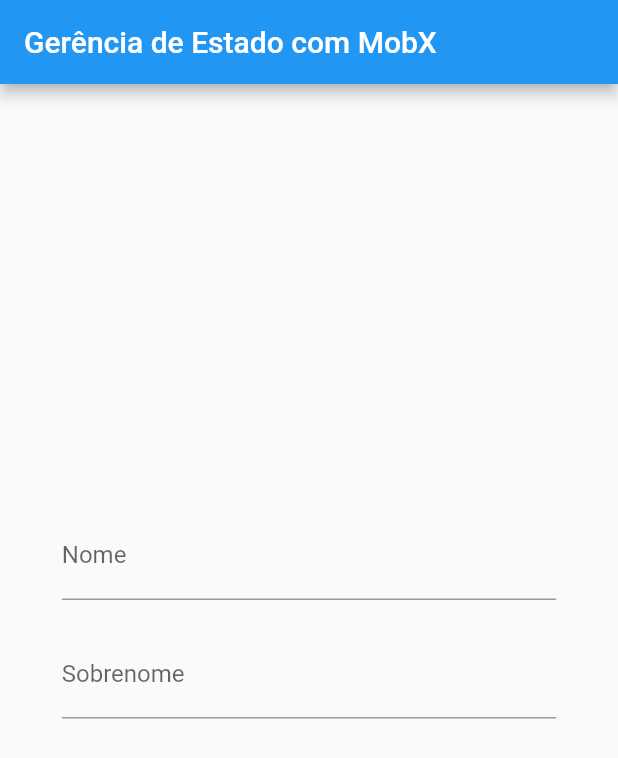
After one commit to mariannyfidelis/gerencia-estado-mobx, a Flutter app: the screen it shows after launch, on a phone screen of 412 x 824 dp. The commit adds this screen. Shown: the top 758 px of the screen. Run offline on Flutter 3.47's test engine with Material 2 defaults, Android fonts, the phone set to English and light mode, and no system bars; our stand-ins replace flutter_mobx, mobx; generated files the repository leaves out were written again.

Commit message:
Finalizando a Home e Estruturando outro exemplo de Formulário com o MObx

```diff
--- /dev/null
+++ b/lib/formulario_page/form_controller.dart
@@ -0,0 +1,6 @@
+import 'package:mobx/mobx.dart';
+part 'form_controller.g.dart';
+
+class Form = _FormBase with _$Form;
+
+abstract class _FormBase with Store {}
--- /dev/null
+++ b/lib/home_page/home_page.dart
@@ -0,0 +1,62 @@
+import 'package:flutter/material.dart';
+import 'package:flutter_mobx/flutter_mobx.dart';
+
+import 'controller.dart';
+
+class HomePage extends StatelessWidget {
+  late String title;
+  HomePage({
+    Key? key,
+    required this.title,
+  }) : super(key: key);
+
+  TextEditingController nController = TextEditingController();
+  TextEditingController sController = TextEditingController();
+
+  @override
+  Widget build(BuildContext context) {
+    final controller = Controller();
+
+    return Scaffold(
+      appBar: AppBar(
+        title: Text(title),
+      ),
+      body: Padding(
+        padding: EdgeInsets.all(MediaQuery.of(context).size.width * 0.1),
+        child: Center(
+          child: Column(
+            mainAxisAlignment: MainAxisAlignment.center,
+            children: <Widget>[
+              TextField(
+                //controller: nController,
+                decoration: const InputDecoration(labelText: "Nome"),
+                onChanged: controller.mudarNome,
+              ),
+              const SizedBox(height: 20),
+              TextField(
+                //controller: sController,
+                decoration: const InputDecoration(labelText: "Sobrenome"),
+                onChanged: controller.mudarSobrenome,
+              ),
+              const SizedBox(height: 20),
+              Visibility(
+                visible: true,
+                child: Observer(
+                  builder: (context) => Text(
+                    '${controller.nomeCompleto}',
+                    style: Theme.of(context).textTheme.headline4,
+                  ),
+                ),
+              ),
+            ],
+          ),
+        ),
+      ),
+      // floatingActionButton: FloatingActionButton(
+      //   onPressed: _counter.increment,
+      //   tooltip: 'Increment',
+      //   child: const Icon(Icons.add),
+      // ), // This trailing comma makes auto-formatting nicer for build methods.
+    );
+  }
+}
```
Also changed, not shown: lib/formulario_page/form.dart (added, +15 -0 lines), lib/main.dart (+2 -60 lines), lib/formulario_page/form_controller.g.dart (added), lib/home_page/controller.dart (renamed from lib/controller.dart), lib/home_page/controller.g.dart (renamed from lib/controller.g.dart).
